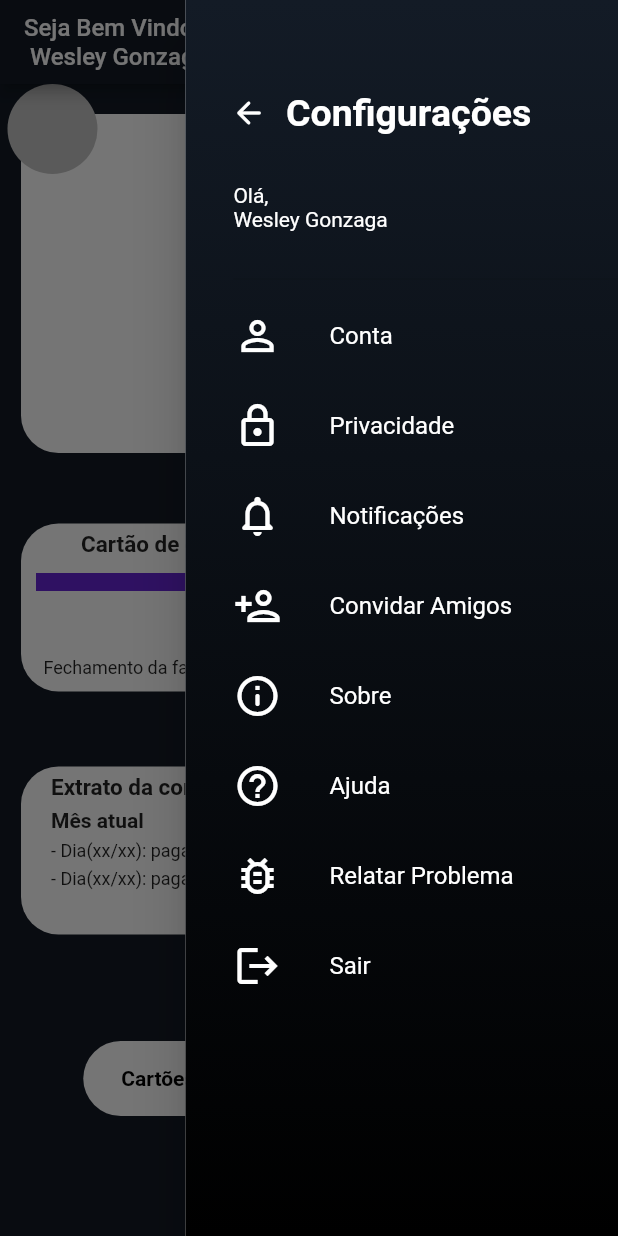
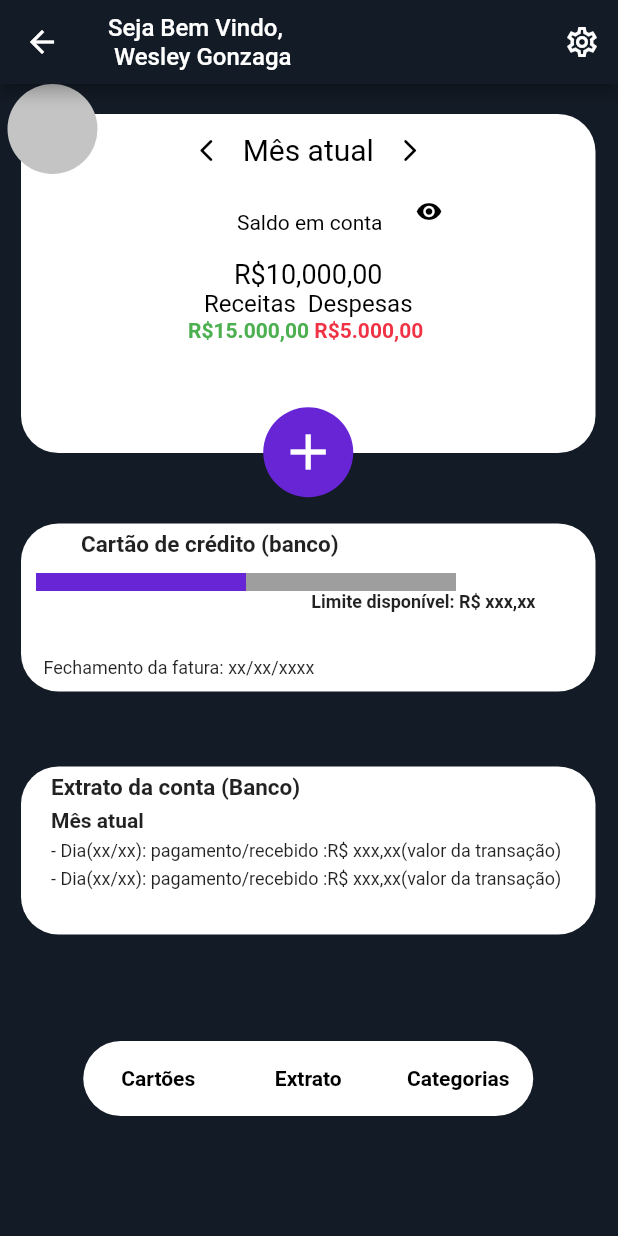
Before and after one commit to Mateusvff/FinX, a Flutter app: the screen it shows after launch, in the side drawer, after a tap on the "arrow back" icon, on a phone screen of 412 x 824 dp. Run offline on Flutter 3.47's test engine with Material 2 defaults, Android fonts, the phone set to English and light mode, and no system bars; drawn by our look-alikes of percent_indicator.

Commit message:
V1.065
Colocando a mudança de página na Drawer e mudei a posição do olho no Container 1.

```diff
--- a/lib/Widgets/Drawer/Custom_Drawer.dart
+++ b/lib/Widgets/Drawer/Custom_Drawer.dart
@@ -1,5 +1,7 @@
 import 'package:flutter/material.dart';
 import 'package:projeto_flutter/Widgets/Drawer/title.dart';
+import 'package:projeto_flutter/screens/Home/home.dart';
+import 'package:projeto_flutter/screens/cartoes.dart';
 import '../../Cores.dart';
 
 class CustomDrawer extends StatelessWidget {
@@ -33,7 +35,13 @@ class CustomDrawer extends StatelessWidget {
                           child: IconButton(
                             alignment: Alignment.centerLeft,
                             icon: Icon(Icons.arrow_back_rounded),
-                            onPressed: () {},
+                            onPressed: () {
+                              Navigator.push(
+                                  context,
+                                  MaterialPageRoute(
+                                      builder: (BuildContext context) =>
+                                          Home()));
+                            },
                             color: Colors.white,
                           )),
                       Positioned(
@@ -58,14 +66,22 @@ class CustomDrawer extends StatelessWidget {
                   ),
                 ),
                 Divider(),
-                DrawerTitle(Icons.person_outline_outlined, 'Conta'),
-                DrawerTitle(Icons.lock_outlined, 'Privacidade'),
-                DrawerTitle(Icons.notifications_none_rounded, 'Notificações'),
-                DrawerTitle(Icons.person_add_outlined, 'Convidar Amigos'),
-                DrawerTitle(Icons.info_outline_rounded, 'Sobre'),
-                DrawerTitle(Icons.help_outline_outlined, 'Ajuda'),
-                DrawerTitle(Icons.bug_report_outlined, 'Relatar Problema'),
-                DrawerTitle(Icons.logout, 'Sair'),
+                DrawerTitle(Icons.person_outline_outlined, 'Conta',
+                    (Home())), // Tem que mudar a função
+                DrawerTitle(Icons.lock_outlined, 'Privacidade',
+                    Cartoes()), // Tem que mudar a função
+                DrawerTitle(Icons.notifications_none_rounded, 'Notificações',
+                    Cartoes()), // Tem que mudar a função
+                DrawerTitle(Icons.person_add_outlined, 'Convidar Amigos',
+                    Cartoes()), // Tem que mudar a função
+                DrawerTitle(Icons.info_outline_rounded, 'Sobre',
+                    Cartoes()), // Tem que mudar a função
+                DrawerTitle(Icons.help_outline_outlined, 'Ajuda',
+                    Cartoes()), // Tem que mudar a função
+                DrawerTitle(Icons.bug_report_outlined, 'Relatar Problema',
+                    Cartoes()), // Tem que mudar a função
+                DrawerTitle(
+                    Icons.logout, 'Sair', Cartoes()), // Tem que mudar a função
               ],
             )
           ],
--- a/lib/Widgets/Drawer/title.dart
+++ b/lib/Widgets/Drawer/title.dart
@@ -3,14 +3,19 @@ import 'package:flutter/material.dart';
 class DrawerTitle extends StatelessWidget {
   final IconData icon;
   final String text;
+  final Widget page;
 
-  DrawerTitle(this.icon, this.text);
+  DrawerTitle(this.icon, this.text, this.page);
 
   @override
   Widget build(BuildContext context) {
     return Material(
       color: Colors.transparent,
       child: InkWell(
+        onTap: () {
+          Navigator.push(context,
+              MaterialPageRoute(builder: (BuildContext context) => page));
+        },
         child: Container(
           height: 60.0,
           child: Row(
--- a/lib/screens/Home/1Container.dart
+++ b/lib/screens/Home/1Container.dart
@@ -1,5 +1,4 @@
 import 'package:flutter/material.dart';
-
 import '../../Cores.dart';
 
 class ExtratoMes extends StatefulWidget {
@@ -44,11 +43,15 @@ class _ExtratoMesState extends State<ExtratoMes> {
           Row(
             mainAxisAlignment: MainAxisAlignment.center,
             children: [
-              Text(
-                'Saldo em conta',
-                style: TextStyle(color: Colors.black, fontSize: 14),
+              Padding(
+                padding: const EdgeInsets.only(left: 50.0),
+                child: Text(
+                  'Saldo em conta',
+                  style: TextStyle(color: Colors.black, fontSize: 14),
+                ),
               ),
               IconButton(
+                alignment: Alignment.topRight,
                 icon: Icon(Icons.remove_red_eye_sharp),
                 color: Colors.black,
                 iconSize: 18,
--- a/lib/screens/Home/2Container.dart
+++ b/lib/screens/Home/2Container.dart
@@ -1,6 +1,5 @@
 import 'package:flutter/material.dart';
 import 'package:percent_indicator/percent_indicator.dart';
-
 import '../../Cores.dart';
 
 class InfoCart extends StatefulWidget {
```
